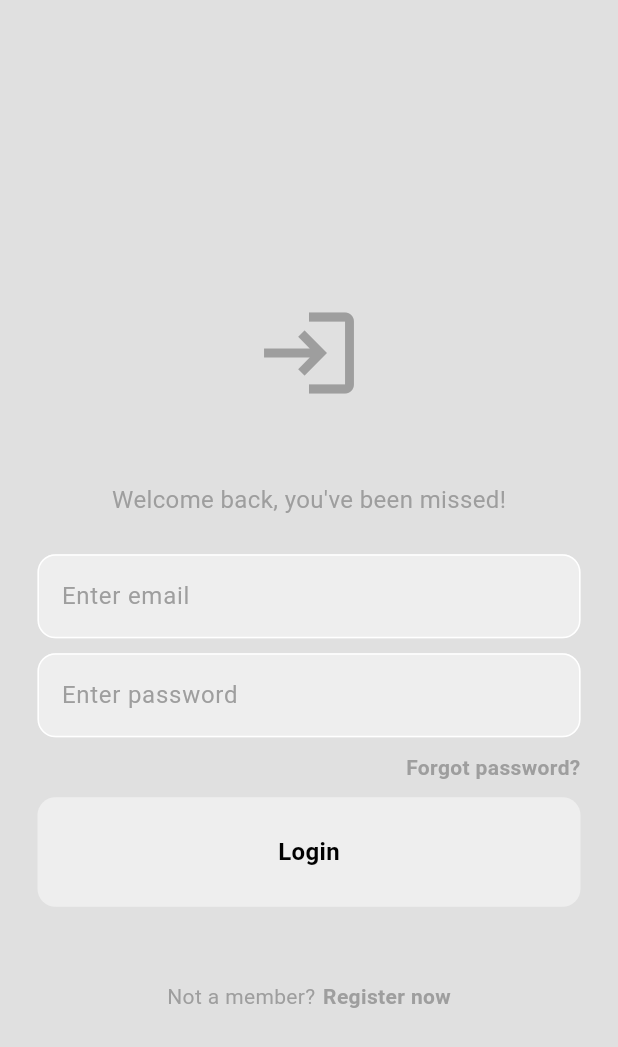
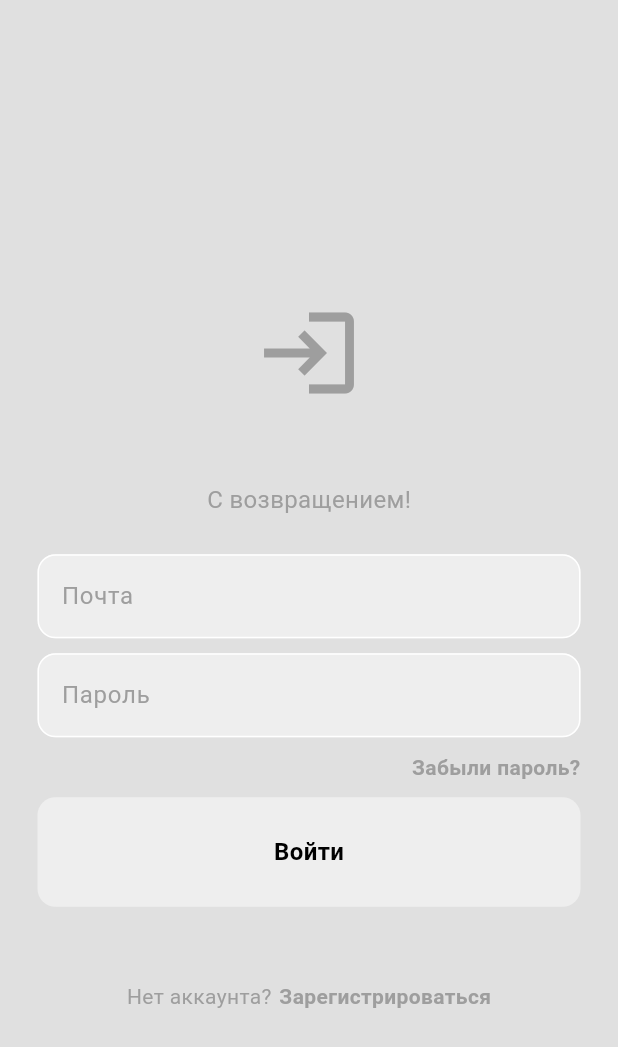
Before and after one commit to se0v/netbrains, a Flutter app: the screen it shows after launch, on a phone screen of 412 x 824 dp. Shown: the top 1047 px of the screen. Run offline on Flutter 3.47's test engine with Material 3 defaults, Android fonts, the phone set to English and light mode, and no system bars; our stand-ins replace cloud_firestore, firebase_auth, firebase_core, shared_preferences, table_calendar; accounts and stored records are empty.

Commit message:
convert to ru

```diff
--- a/lib/components/my_bio_box.dart
+++ b/lib/components/my_bio_box.dart
@@ -22,7 +22,7 @@ class MyBioBox extends StatelessWidget {
           borderRadius: BorderRadius.circular(8)),
 
       child: Text(
-        text.isNotEmpty ? text : "Empty bio..",
+        text.isNotEmpty ? text : "О себе..",
         style: TextStyle(color: Theme.of(context).colorScheme.inversePrimary),
       ),
     );
--- a/lib/components/my_input_alert_box.dart
+++ b/lib/components/my_input_alert_box.dart
@@ -70,7 +70,7 @@ class MyInputAlertBox extends StatelessWidget {
             // clear controller
             textController.clear();
           },
-          child: const Text("Cancel"),
+          child: const Text("Отмена"),
         ),
 
         // yes button
--- a/lib/pages/login_page.dart
+++ b/lib/pages/login_page.dart
@@ -70,7 +70,7 @@ class _LoginPageState extends State<LoginPage> {
               ),
               // Welcome back message
               Text(
-                "Welcome back, you've been missed!",
+                "С возвращением!",
                 style: TextStyle(
                   color: Theme.of(context).colorScheme.primary,
                   fontSize: 16,
@@ -82,7 +82,7 @@ class _LoginPageState extends State<LoginPage> {
               // email textfield
               MyTextField(
                 controller: emailController,
-                hintText: "Enter email",
+                hintText: "Почта",
                 obscureText: false,
               ),
               const SizedBox(
@@ -91,7 +91,7 @@ class _LoginPageState extends State<LoginPage> {
               // password textfield
               MyTextField(
                 controller: pwController,
-                hintText: "Enter password",
+                hintText: "Пароль",
                 obscureText: true,
               ),
               const SizedBox(
@@ -101,7 +101,7 @@ class _LoginPageState extends State<LoginPage> {
               Align(
                 alignment: Alignment.centerRight,
                 child: Text(
-                  "Forgot password?",
+                  "Забыли пароль?",
                   style: TextStyle(
                     color: Theme.of(context).colorScheme.primary,
                     fontWeight: FontWeight.bold,
@@ -113,7 +113,7 @@ class _LoginPageState extends State<LoginPage> {
               ),
               // sign in button
               MyButton(
-                text: "Login",
+                text: "Войти",
                 onTap: login,
               ),
               const SizedBox(
@@ -124,7 +124,7 @@ class _LoginPageState extends State<LoginPage> {
                 mainAxisAlignment: MainAxisAlignment.center,
                 children: [
                   Text(
-                    "Not a member?",
+                    "Нет аккаунта?",
                     style:
                         TextStyle(color: Theme.of(context).colorScheme.primary),
                   ),
@@ -134,7 +134,7 @@ class _LoginPageState extends State<LoginPage> {
                   GestureDetector(
                       onTap: widget.onTap,
                       child: Text(
-                        "Register now",
+                        "Зарегистрироваться",
                         style: TextStyle(
                             color: Theme.of(context).colorScheme.primary,
                             fontWeight: FontWeight.bold),
--- a/lib/pages/post_page.dart
+++ b/lib/pages/post_page.dart
@@ -52,7 +52,7 @@ class _PostPageState extends State<PostPage> {
               // no comments yet..
               Center(
                   child: Text(
-                    "No comments yet..",
+                    "Без комментариев..",
                     style:
                         TextStyle(color: Theme.of(context).colorScheme.primary),
                   ),
--- a/lib/pages/register_page.dart
+++ b/lib/pages/register_page.dart
@@ -58,7 +58,7 @@ class _RegisterPageState extends State<RegisterPage> {
       showDialog(
           context: context,
           builder: (context) => const AlertDialog(
-                title: Text("Passwords dont't match!"),
+                title: Text("Пароли не совпадают!"),
               ));
     }
   }
@@ -88,7 +88,7 @@ class _RegisterPageState extends State<RegisterPage> {
               ),
               // Lets create an acc
               Text(
-                "Let's create an account",
+                "Создать аккаунт",
                 style: TextStyle(
                   color: Theme.of(context).colorScheme.primary,
                   fontSize: 16,
@@ -101,7 +101,7 @@ class _RegisterPageState extends State<RegisterPage> {
               // name textfield
               MyTextField(
                 controller: nameController,
-                hintText: "Enter name",
+                hintText: "Имя",
                 obscureText: false,
               ),
               const SizedBox(
@@ -111,7 +111,7 @@ class _RegisterPageState extends State<RegisterPage> {
               // email textfield
               MyTextField(
                 controller: emailController,
-                hintText: "Enter email",
+                hintText: "Почта",
                 obscureText: false,
               ),
               const SizedBox(
@@ -121,7 +121,7 @@ class _RegisterPageState extends State<RegisterPage> {
               // password textfield
               MyTextField(
                 controller: pwController,
-                hintText: "Enter password (6+ characters)",
+                hintText: "Пароль (6+ символов)",
                 obscureText: true,
               ),
               const SizedBox(
@@ -131,14 +131,14 @@ class _RegisterPageState extends State<RegisterPage> {
               // confirm password textfield
               MyTextField(
                 controller: confirmPwController,
-                hintText: "Confirm password",
+                hintText: "Повторить пароль",
                 obscureText: true,
               ),
               const SizedBox(
                 height: 25,
               ),
               // sign up button
-              MyButton(text: "Register", onTap: register),
+              MyButton(text: "Зарегистрироваться", onTap: register),
               const SizedBox(
                 height: 50,
               ),
@@ -147,7 +147,7 @@ class _RegisterPageState extends State<RegisterPage> {
                 mainAxisAlignment: MainAxisAlignment.center,
                 children: [
                   Text(
-                    "Already a member?",
+                    "Имеется аккаунт?",
                     style:
                         TextStyle(color: Theme.of(context).colorScheme.primary),
                   ),
@@ -159,7 +159,7 @@ class _RegisterPageState extends State<RegisterPage> {
                   GestureDetector(
                       onTap: widget.onTap,
                       child: Text(
-                        "Login now",
+                        "Войти",
                         style: TextStyle(
                             color: Theme.of(context).colorScheme.primary,
                             fontWeight: FontWeight.bold),
--- a/lib/pages/settings_page.dart
+++ b/lib/pages/settings_page.dart
@@ -15,7 +15,7 @@ class SettingsPage extends StatelessWidget {
         backgroundColor: Theme.of(context).colorScheme.surface,
         // App Bar
         appBar: AppBar(
-          title: const Text("S E T T I N G S"),
+          title: const Text("Н А С Т Р О Й К И"),
           foregroundColor: Theme.of(context).colorScheme.primary,
         ),
 
@@ -24,7 +24,7 @@ class SettingsPage extends StatelessWidget {
           children: [
             // Dark mode tile
             MySettingsTile(
-              title: "Dark mode",
+              title: "Тёмная тема",
               action: CupertinoSwitch(
                 onChanged: (value) =>
                     Provider.of<ThemeProvider>(context, listen: false)
```
Also changed, not shown: lib/components/my_comment_tile.dart (+4 -4 lines), lib/components/my_drawer.dart (+5 -5 lines), lib/components/my_post_tile.dart (+6 -6 lines), lib/pages/home_page.dart (+4 -4 lines), lib/pages/profile_page.dart (+4 -4 lines).
